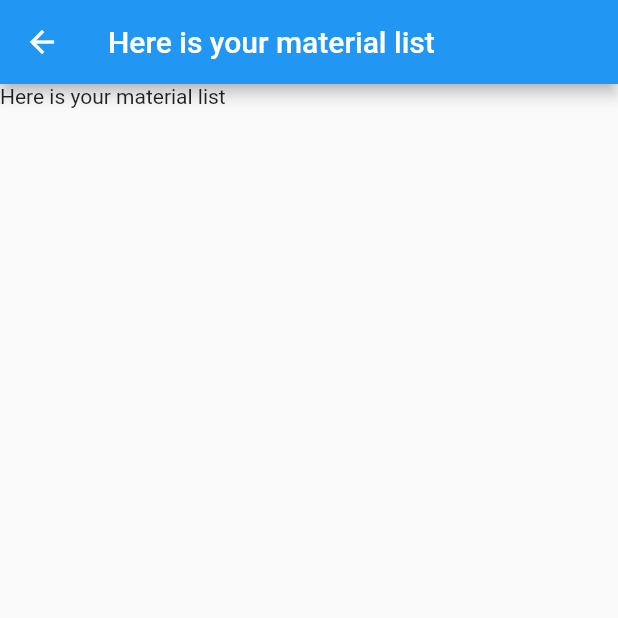
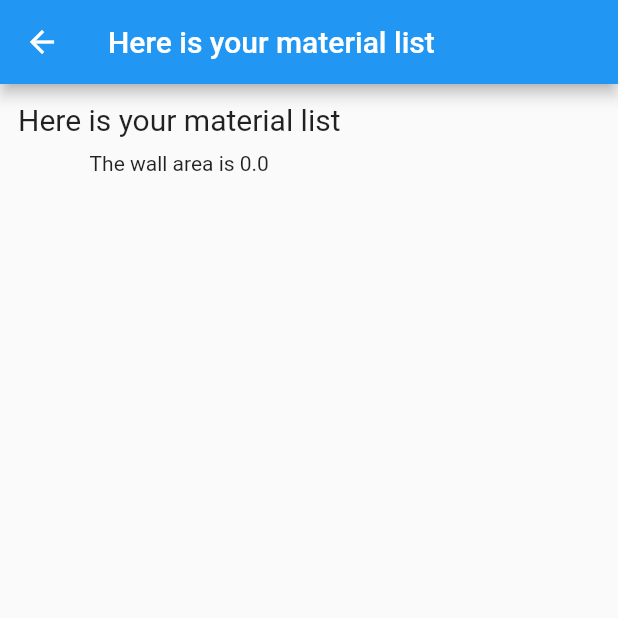
Before and after one commit to kzjstudio/building_material_calculator, a Flutter app: the AnswerPage screen opened directly with empty values, on a phone screen of 412 x 824 dp, the top half of it. Run offline on Flutter 3.47's test engine with Material 2 defaults, Android fonts, the light colour scheme and no system bars.

Commit message:
finishing up

```diff
--- a/lib/answer_page.dart
+++ b/lib/answer_page.dart
@@ -5,20 +5,45 @@ class AnswerPage extends StatelessWidget {
   final double wallheight;
   final double materialLegth;
   final double materialWidth;
-  const AnswerPage(
+  AnswerPage(
       {super.key,
       required this.wallWidth,
       required this.wallheight,
       required this.materialLegth,
       required this.materialWidth});
 
+  late double wallinSquareft;
+  late double materialSquareft;
+
+  double calculateMaterial() {
+    wallinSquareft = wallWidth * wallheight;
+    materialSquareft = materialLegth * materialWidth;
+
+    final answer = wallinSquareft / materialSquareft;
+
+    return answer;
+  }
+
   @override
   Widget build(BuildContext context) {
+    print(calculateMaterial());
     return Scaffold(
       appBar: AppBar(title: Text('Here is your material list')),
       body: SingleChildScrollView(
-          child: Column(
-        children: [Text('Here is your material list')],
+          child: Padding(
+        padding: const EdgeInsets.all(12.0),
+        child: Column(
+          children: [
+            const Text(
+              'Here is your material list',
+              style: TextStyle(fontSize: 20),
+            ),
+            const SizedBox(
+              height: 10,
+            ),
+            Text('The wall area is $wallinSquareft')
+          ],
+        ),
       )),
     );
   }
```
Also changed, not shown: lib/home.dart (+9 -2 lines).
